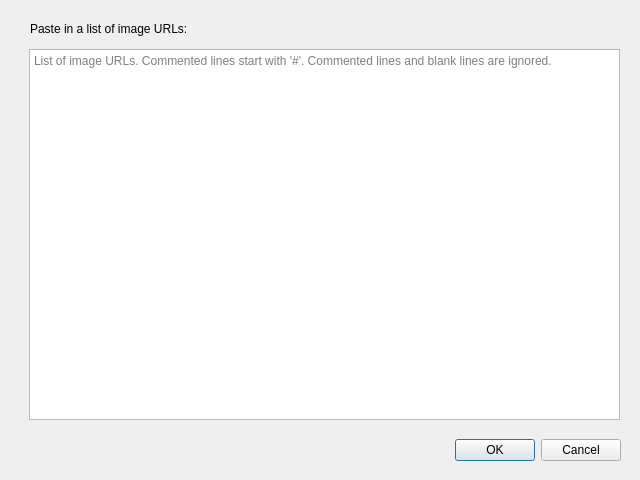
Above: jive/urllist.ui from jabbalaci/JiVE-Image-Viewer before the change. Below: the same form after it.
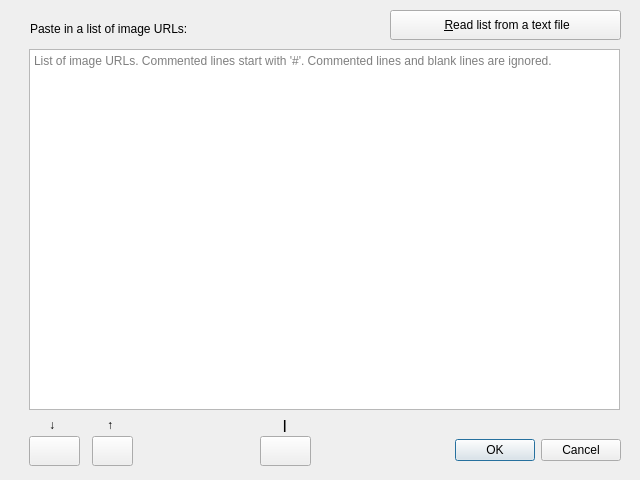
That is the form after the change. Icons and pictures are not drawn.

Patch:
```diff
--- a/jive/urllist.ui
+++ b/jive/urllist.ui
@@ -16,9 +16,9 @@
   <widget class="QDialogButtonBox" name="buttonBox">
    <property name="geometry">
     <rect>
-     <x>350</x>
+     <x>400</x>
      <y>434</y>
-     <width>271</width>
+     <width>221</width>
      <height>32</height>
     </rect>
    </property>
@@ -35,7 +35,7 @@
      <x>29</x>
      <y>49</y>
      <width>591</width>
-     <height>371</height>
+     <height>361</height>
     </rect>
    </property>
    <layout class="QVBoxLayout" name="verticalLayout">
@@ -53,7 +53,7 @@
     <rect>
      <x>30</x>
      <y>20</y>
-     <width>351</width>
+     <width>241</width>
      <height>18</height>
     </rect>
    </property>
@@ -61,6 +61,158 @@
     <string>Paste in a list of image URLs:</string>
    </property>
   </widget>
+  <widget class="QPushButton" name="readFromFileButton">
+   <property name="geometry">
+    <rect>
+     <x>390</x>
+     <y>10</y>
+     <width>231</width>
+     <height>30</height>
+    </rect>
+   </property>
+   <property name="text">
+    <string> &amp;Read list from a text file</string>
+   </property>
+   <property name="icon">
+    <iconset resource="icons.qrc">
+     <normaloff>:/assets/open_file.png</normaloff>:/assets/open_file.png</iconset>
+   </property>
+   <property name="iconSize">
+    <size>
+     <width>26</width>
+     <height>26</height>
+    </size>
+   </property>
+  </widget>
+  <widget class="QPushButton" name="toClipboardButton">
+   <property name="geometry">
+    <rect>
+     <x>29</x>
+     <y>436</y>
+     <width>51</width>
+     <height>30</height>
+    </rect>
+   </property>
+   <property name="toolTip">
+    <string>copy to clipboard</string>
+   </property>
+   <property name="text">
+    <string/>
+   </property>
+   <property name="icon">
+    <iconset resource="icons.qrc">
+     <normaloff>:/assets/clipboard.png</normaloff>:/assets/clipboard.png</iconset>
+   </property>
+   <property name="iconSize">
+    <size>
+     <width>24</width>
+     <height>24</height>
+    </size>
+   </property>
+  </widget>
+  <widget class="QLabel" name="label_7">
+   <property name="geometry">
+    <rect>
+     <x>49</x>
+     <y>416</y>
+     <width>21</width>
+     <height>18</height>
+    </rect>
+   </property>
+   <property name="font">
+    <font>
+     <weight>75</weight>
+     <bold>true</bold>
+    </font>
+   </property>
+   <property name="text">
+    <string>↓</string>
+   </property>
+  </widget>
+  <widget class="QPushButton" name="fromClipboardButton">
+   <property name="geometry">
+    <rect>
+     <x>92</x>
+     <y>436</y>
+     <width>41</width>
+     <height>30</height>
+    </rect>
+   </property>
+   <property name="toolTip">
+    <string>paste from clipboard</string>
+   </property>
+   <property name="text">
+    <string/>
+   </property>
+   <property name="icon">
+    <iconset resource="icons.qrc">
+     <normaloff>:/assets/paste_from_clipboard.png</normaloff>:/assets/paste_from_clipboard.png</iconset>
+   </property>
+   <property name="iconSize">
+    <size>
+     <width>36</width>
+     <height>36</height>
+    </size>
+   </property>
+  </widget>
+  <widget class="QLabel" name="label_8">
+   <property name="geometry">
+    <rect>
+     <x>107</x>
+     <y>416</y>
+     <width>21</width>
+     <height>18</height>
+    </rect>
+   </property>
+   <property name="font">
+    <font>
+     <weight>75</weight>
+     <bold>true</bold>
+    </font>
+   </property>
+   <property name="text">
+    <string>↑</string>
+   </property>
+  </widget>
+  <widget class="QLabel" name="label_2">
+   <property name="geometry">
+    <rect>
+     <x>283</x>
+     <y>416</y>
+     <width>21</width>
+     <height>18</height>
+    </rect>
+   </property>
+   <property name="font">
+    <font>
+     <weight>75</weight>
+     <bold>true</bold>
+    </font>
+   </property>
+   <property name="text">
+    <string>|</string>
+   </property>
+  </widget>
+  <widget class="QPushButton" name="clearButton">
+   <property name="geometry">
+    <rect>
+     <x>260</x>
+     <y>436</y>
+     <width>51</width>
+     <height>30</height>
+    </rect>
+   </property>
+   <property name="toolTip">
+    <string>clear</string>
+   </property>
+   <property name="text">
+    <string/>
+   </property>
+   <property name="icon">
+    <iconset resource="icons.qrc">
+     <normaloff>:/assets/clear.png</normaloff>:/assets/clear.png</iconset>
+   </property>
+  </widget>
  </widget>
  <resources/>
  <connections>
```
Left out of the diff: 4 changed lines with no effect on the pictures.
